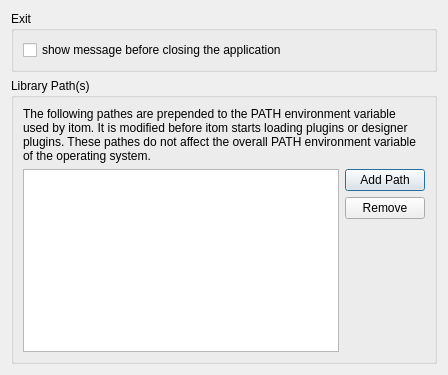
Old version of the form Qitom/ui/widgetPropGeneralApplication.ui in the repository itom-project/itom.
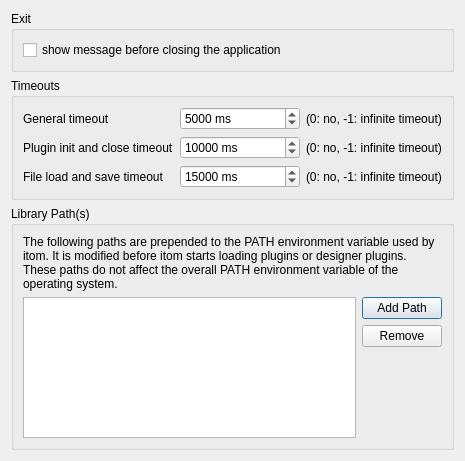
New version of the form.

Commit message: timeouts are available via file >> Properties dialog, tab Application / General. New timeout added for file load and save operations.

```diff
--- a/Qitom/ui/widgetPropGeneralApplication.ui
+++ b/Qitom/ui/widgetPropGeneralApplication.ui
@@ -6,8 +6,8 @@
    <rect>
     <x>0</x>
     <y>0</y>
-    <width>448</width>
-    <height>375</height>
+    <width>465</width>
+    <height>461</height>
    </rect>
   </property>
   <property name="windowTitle">
@@ -30,6 +30,129 @@
      </layout>
     </widget>
    </item>
+   <item>
+    <widget class="QGroupBox" name="groupBox_3">
+     <property name="minimumSize">
+      <size>
+       <width>0</width>
+       <height>0</height>
+      </size>
+     </property>
+     <property name="title">
+      <string>Timeouts</string>
+     </property>
+     <layout class="QGridLayout" name="gridLayout">
+      <item row="0" column="0">
+       <widget class="QLabel" name="label_3">
+        <property name="text">
+         <string>General timeout</string>
+        </property>
+       </widget>
+      </item>
+      <item row="0" column="1">
+       <widget class="QSpinBox" name="spinBoxTimeoutGeneral">
+        <property name="specialValueText">
+         <string>-1 (infinity)</string>
+        </property>
+        <property name="suffix">
+         <string> ms</string>
+        </property>
+        <property name="minimum">
+         <number>-1</number>
+        </property>
+        <property name="maximum">
+         <number>999999999</number>
+        </property>
+        <property name="singleStep">
+         <number>1000</number>
+        </property>
+        <property name="value">
+         <number>5000</number>
+        </property>
+       </widget>
+      </item>
+      <item row="0" column="2">
+       <widget class="QLabel" name="label_2">
+        <property name="text">
+         <string>(0: no, -1: infinite timeout)</string>
+        </property>
+       </widget>
+      </item>
+      <item row="1" column="0">
+       <widget class="QLabel" name="label_4">
+        <property name="text">
+         <string>Plugin init and close timeout</string>
+        </property>
+       </widget>
+      </item>
+      <item row="1" column="1">
+       <widget class="QSpinBox" name="spinBoxTimeoutInitClose">
+        <property name="specialValueText">
+         <string>-1 (infinity)</string>
+        </property>
+        <property name="suffix">
+         <string> ms</string>
+        </property>
+        <property name="minimum">
+         <number>-1</number>
+        </property>
+        <property name="maximum">
+         <number>999999999</number>
+        </property>
+        <property name="singleStep">
+         <number>1000</number>
+        </property>
+        <property name="value">
+         <number>10000</number>
+        </property>
+       </widget>
+      </item>
+      <item row="1" column="2">
+       <widget class="QLabel" name="label_6">
+        <property name="text">
+         <string>(0: no, -1: infinite timeout)</string>
+        </property>
+       </widget>
+      </item>
+      <item row="2" column="0">
+       <widget class="QLabel" name="label_5">
+        <property name="text">
+         <string>File load and save timeout</string>
+        </property>
+       </widget>
+      </item>
+      <item row="2" column="1">
+       <widget class="QSpinBox" name="spinBoxTimeoutFileSaveLoad">
+        <property name="specialValueText">
+         <string>-1 (infinity)</string>
+        </property>
+        <property name="suffix">
+         <string> ms</string>
+        </property>
+        <property name="minimum">
+         <number>-1</number>
+        </property>
+        <property name="maximum">
+         <number>999999999</number>
+        </property>
+        <property name="singleStep">
+         <number>1000</number>
+        </property>
+        <property name="value">
+         <number>15000</number>
+        </property>
+       </widget>
+      </item>
+      <item row="2" column="2">
+       <widget class="QLabel" name="label_7">
+        <property name="text">
+         <string>(0: no, -1: infinite timeout)</string>
+        </property>
+       </widget>
+      </item>
+     </layout>
+    </widget>
+   </item>
    <item>
     <widget class="QGroupBox" name="groupBox_2">
      <property name="title">
@@ -39,7 +162,7 @@
       <item>
        <widget class="QLabel" name="label">
         <property name="text">
-         <string>The following pathes are prepended to the PATH environment variable used by itom. It is modified before itom starts loading plugins or designer plugins. These pathes do not affect the overall PATH environment variable of the operating system.</string>
+         <string>The following paths are prepended to the PATH environment variable used by itom. It is modified before itom starts loading plugins or designer plugins. These paths do not affect the overall PATH environment variable of the operating system.</string>
         </property>
         <property name="wordWrap">
          <bool>true</bool>
```
The commit also changes 6 other files.
